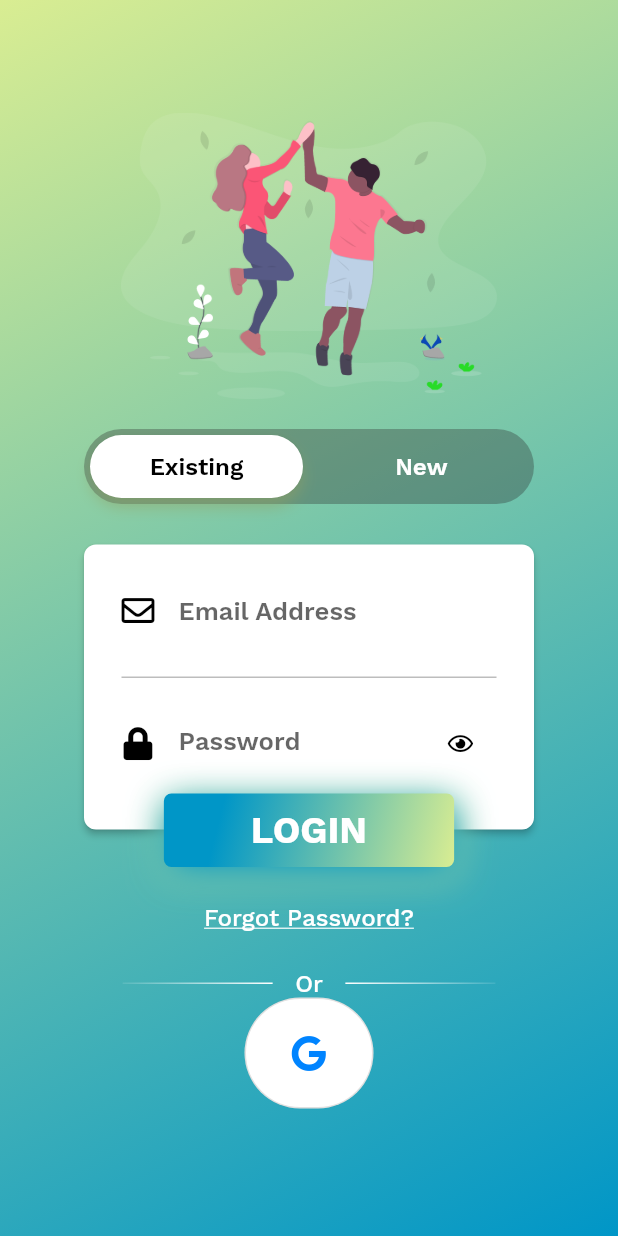
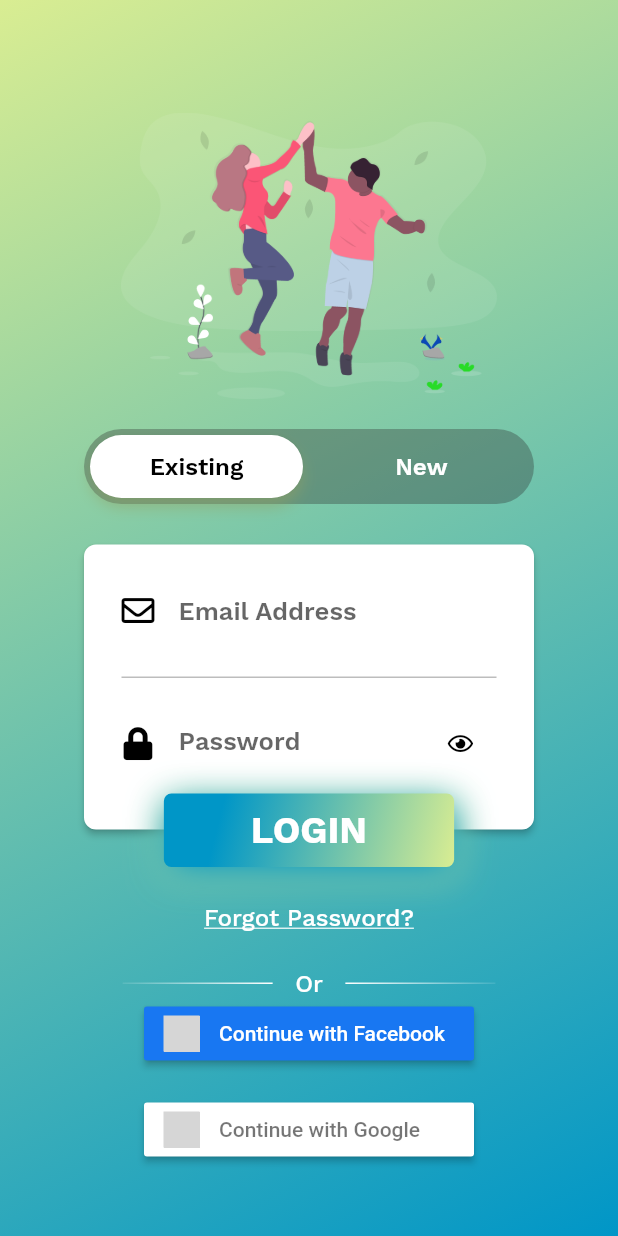
Before and after one commit to Corentin91560/trainingpods, a Flutter app: the screen it shows after launch, on a phone screen of 412 x 824 dp. Run offline on Flutter 3.47's test engine with Material 2 defaults, Android fonts, the phone set to English and light mode, and no system bars; our stand-ins replace cloud_firestore, firebase_auth, firebase_core, flutter_signin_button, font_awesome_flutter, google_sign_in; missing offline and left inert: flutter_facebook_auth; accounts and stored records are empty; project files that could hold a hidden picture were left out; grey boxes are pictures that could not be loaded.

Commit message:
Login with Facebook on iOS (Android TODO)

```diff
--- a/lib/pages/widgets/sign_in.dart
+++ b/lib/pages/widgets/sign_in.dart
@@ -6,8 +6,10 @@ import 'package:trainingpods/pages/login_page.dart';
 import 'package:trainingpods/theme.dart';
 import 'package:trainingpods/utils/api.dart';
 import 'package:trainingpods/utils/authentication.dart';
+import 'package:trainingpods/widgets/facebook_sign_in_button.dart';
 import 'package:trainingpods/widgets/google_sign_in_button.dart';
 import 'package:trainingpods/widgets/snackbar.dart';
+import 'package:flutter_signin_button/flutter_signin_button.dart';
 
 import '../home_page.dart';
 
@@ -249,7 +251,12 @@ class _SignInState extends State<SignIn> {
                 if (snapshot.hasError) {
                   return Text('Error initializing Firebase');
                 } else if (snapshot.connectionState == ConnectionState.done) {
-                  return GoogleSignInButton();
+                  return Column(
+                    children: [
+                      FacebookSignInButton(),
+                      GoogleSignInButton()
+                    ],
+                  );
                 }
                 return CircularProgressIndicator(
                   valueColor: AlwaysStoppedAnimation<Color>(
--- /dev/null
+++ b/lib/widgets/facebook_sign_in_button.dart
@@ -0,0 +1,50 @@
+import 'package:firebase_auth/firebase_auth.dart';
+import 'package:flutter/material.dart';
+import 'package:font_awesome_flutter/font_awesome_flutter.dart';
+import 'package:trainingpods/pages/home_page.dart';
+import 'package:trainingpods/utils/authentication.dart';
+import 'package:flutter_signin_button/flutter_signin_button.dart';
+
+class FacebookSignInButton extends StatefulWidget {
+  @override
+  _FacebookSignInButtonState createState() => _FacebookSignInButtonState();
+}
+
+class _FacebookSignInButtonState extends State<FacebookSignInButton> {
+  bool _isSigningIn = false;
+
+  @override
+  Widget build(BuildContext context) {
+    return Padding(
+        padding: const EdgeInsets.only(bottom: 16.0),
+        child: _isSigningIn
+            ? CircularProgressIndicator (
+          valueColor: AlwaysStoppedAnimation<Color>(Colors.white),
+        )
+            : SignInButton(
+            Buttons.FacebookNew,
+            text: "Continue with Facebook",
+            onPressed: () async {
+              setState(() {
+                _isSigningIn = true;
+              });
+
+              User user = (await Authentication.signInWithFacebook(context: context))!;
+              setState(() {
+                _isSigningIn = false;
+              });
+
+              if (user != null) {
+                Navigator.of(context).pushReplacement(
+                  MaterialPageRoute(
+                    builder: (context) => UserInfoScreen(
+                      user: user, username: user.displayName!,
+                    ),
+                  ),
+                );
+              }
+            }
+        )
+    );
+  }
+}
--- a/lib/widgets/google_sign_in_button.dart
+++ b/lib/widgets/google_sign_in_button.dart
@@ -3,6 +3,7 @@ import 'package:flutter/material.dart';
 import 'package:font_awesome_flutter/font_awesome_flutter.dart';
 import 'package:trainingpods/pages/home_page.dart';
 import 'package:trainingpods/utils/authentication.dart';
+import 'package:flutter_signin_button/flutter_signin_button.dart';
 
 class GoogleSignInButton extends StatefulWidget {
   @override
@@ -17,30 +18,20 @@ class _GoogleSignInButtonState extends State<GoogleSignInButton> {
     return Padding(
       padding: const EdgeInsets.only(bottom: 16.0),
       child: _isSigningIn
-          ? CircularProgressIndicator(
+          ? CircularProgressIndicator (
               valueColor: AlwaysStoppedAnimation<Color>(Colors.white),
             )
-          : OutlinedButton(
-        style: ButtonStyle(
-          backgroundColor: MaterialStateProperty.all(Colors.white),
-          shape: MaterialStateProperty.all(
-            RoundedRectangleBorder(
-              borderRadius: BorderRadius.circular(40),
-            ),
-          ),
-        ),
+          : SignInButton(
+              Buttons.Google,
+              text: "Continue with Google",
               onPressed: () async {
                 setState(() {
                 _isSigningIn = true;
                 });
-
-            User user =
-            (await Authentication.signInWithGoogle(context: context))!;
-
+                User user = (await Authentication.signInWithGoogle(context: context))!;
                 setState(() {
                   _isSigningIn = false;
                 });
-
                 if (user != null) {
                   Navigator.of(context).pushReplacement(
                     MaterialPageRoute(
@@ -50,22 +41,8 @@ class _GoogleSignInButtonState extends State<GoogleSignInButton> {
                     ),
                   );
                 }
-          },
-        child: Padding(
-          padding: const EdgeInsets.fromLTRB(0, 10, 0, 10),
-          child: Container(
-            padding: const EdgeInsets.all(15.0),
-            decoration: const BoxDecoration(
-              shape: BoxShape.circle,
-              color: Colors.white,
-            ),
-            child: const Icon(
-              FontAwesomeIcons.google,
-              color: Color(0xFF0084ff),
-            ),
-          ),
-        ),
-      ),
+              }
+            )
     );
     }
 }
--- a/pubspec.yaml
+++ b/pubspec.yaml
@@ -32,7 +32,8 @@ dependencies:
   firebase_core: ^1.1.1
   google_sign_in: ^5.0.4
   cloud_firestore: ^2.2.0
-
+  flutter_facebook_auth: ^1.0.0
+  flutter_signin_button: ^2.0.0
 dev_dependencies:
   flutter_test:
     sdk: flutter
```
Also changed, not shown: lib/utils/authentication.dart (+34 -0 lines), pubspec.lock, 4 other files. Lines whose indentation alone changed are shown as unchanged.
